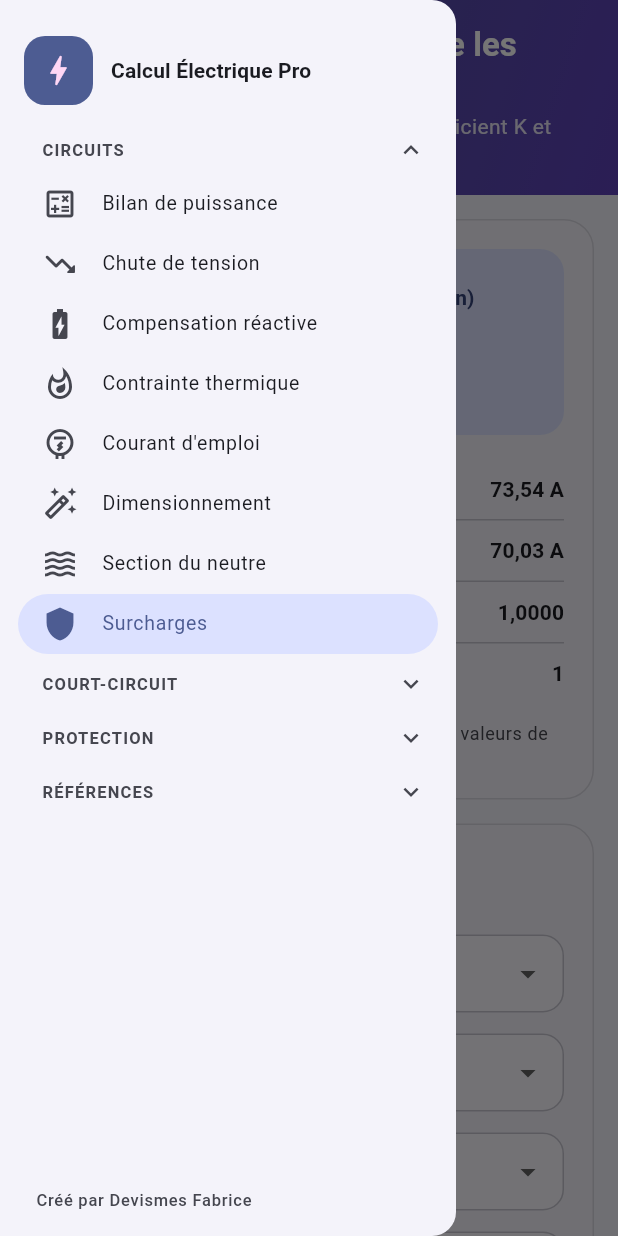
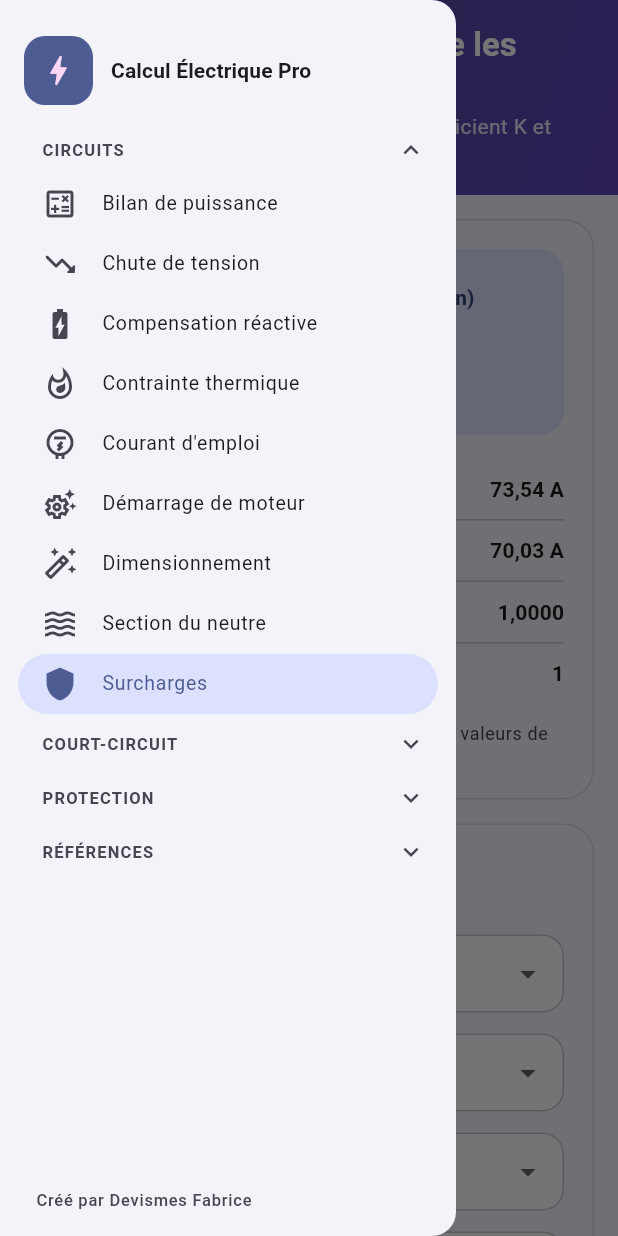
Before and after one commit to Coldwar-49/calcul_electrique_pro, a Flutter app: the screen it shows after launch, after a tap on the "menu" icon, on a phone screen of 412 x 824 dp. Run offline on Flutter 3.47's test engine with Material 3 defaults, Android fonts, the phone set to English and light mode, and no system bars; our stand-ins replace flutter_riverpod.

Commit message:
Norme 2024 : tableau 53.1 (TT), écran Démarrage de moteur (tableaux 55.3 et 55.4)
Co-Authored-By: Claude Sonnet 5.5 <noreply@anthropic.com>

```diff
--- /dev/null
+++ b/lib/core/calculs/demarrage_moteur.dart
@@ -0,0 +1,107 @@
+/// Démarrage des moteurs : intensité maximale de démarrage (tableau 55.3) et
+/// puissance maximale des moteurs alimentés directement (tableau 55.4),
+/// NF C 15-100-1 (2024-08), partie 5-55.
+///
+/// Les lignes sont les deux catégories du tableau : locaux d'habitation
+/// (branchement à puissance limitée) et autres locaux (branchement à puissance
+/// surveillée). L'intitulé exact des lignes n'a pas pu être extrait du PDF :
+/// à relire (voir docs/changements_nfc15100.md).
+library;
+
+enum AlimentationMoteur {
+  monophase('Monophasé 230 V'),
+  triphase('Triphasé 400 V');
+
+  const AlimentationMoteur(this.libelle);
+  final String libelle;
+}
+
+enum LocalMoteur {
+  habitation('Locaux d\'habitation (branchement à puissance limitée)'),
+  autres('Autres locaux (branchement à puissance surveillée)');
+
+  const LocalMoteur(this.libelle);
+  final String libelle;
+}
+
+enum ReseauMoteur {
+  aerien('Réseau aérien'),
+  souterrain('Réseau souterrain');
+
+  const ReseauMoteur(this.libelle);
+  final String libelle;
+}
+
+enum ModeDemarrage {
+  direct('Démarrage direct à pleine puissance'),
+  autre('Autre mode de démarrage');
+
+  const ModeDemarrage(this.libelle);
+  final String libelle;
+}
+
+/// Intensité maximale de démarrage (A), tableau 55.3.
+double intensiteDemarrageMax(
+  AlimentationMoteur alimentation,
+  LocalMoteur local,
+  ReseauMoteur reseau,
+) {
+  final mono = alimentation == AlimentationMoteur.monophase;
+  if (local == LocalMoteur.habitation) return mono ? 45 : 60;
+  final aerien = reseau == ReseauMoteur.aerien;
+  return mono ? (aerien ? 100 : 200) : (aerien ? 125 : 250);
+}
+
+/// Puissance maximale (kVA) d'un moteur alimenté directement, tableau 55.4.
+/// En monophasé, [mode] est sans effet.
+double puissanceMoteurMax(
+  AlimentationMoteur alimentation,
+  LocalMoteur local,
+  ReseauMoteur reseau,
+  ModeDemarrage mode,
+) {
+  final mono = alimentation == AlimentationMoteur.monophase;
+  if (local == LocalMoteur.habitation) {
+    return mono ? 1.4 : (mode == ModeDemarrage.direct ? 5.5 : 11);
+  }
+  final aerien = reseau == ReseauMoteur.aerien;
+  if (mono) return aerien ? 3 : 5.5;
+  return mode == ModeDemarrage.direct
+      ? (aerien ? 11 : 22)
+      : (aerien ? 22 : 45);
+}
+
+class ResultatDemarrage {
+  const ResultatDemarrage({
+    required this.intensiteMax,
+    required this.puissanceMax,
+    this.intensiteConforme,
+    this.puissanceConforme,
+  });
+
+  final double intensiteMax;
+  final double puissanceMax;
+
+  /// null si la valeur correspondante n'est pas renseignée.
+  final bool? intensiteConforme;
+  final bool? puissanceConforme;
+}
+
+ResultatDemarrage verifierDemarrage({
+  required AlimentationMoteur alimentation,
+  required LocalMoteur local,
+  required ReseauMoteur reseau,
+  required ModeDemarrage mode,
+  double? intensiteDemarrage,
+  double? puissanceKva,
+}) {
+  final id = intensiteDemarrageMax(alimentation, local, reseau);
+  final p = puissanceMoteurMax(alimentation, local, reseau, mode);
+  return ResultatDemarrage(
+    intensiteMax: id,
+    puissanceMax: p,
+    intensiteConforme:
+        intensiteDemarrage == null ? null : intensiteDemarrage <= id,
+    puissanceConforme: puissanceKva == null ? null : puissanceKva <= p,
+  );
+}
--- /dev/null
+++ b/lib/core/donnees/tableau_53_1.dart
@@ -0,0 +1,31 @@
+/// Valeur maximale de la résistance de la prise de terre des masses selon le
+/// courant différentiel-résiduel assigné du DDR, NF C 15-100-1 (2024-08),
+/// tableau 53.1 (UL = 50 V : R = 50 / IΔn, valeurs arrondies par la norme).
+library;
+
+/// (IΔn en ampères, résistance maximale en ohms).
+const List<(double, double)> tableau531 = [
+  (20, 2.5),
+  (10, 5),
+  (5, 10),
+  (3, 17),
+  (1, 50),
+  (0.5, 100),
+  (0.3, 167),
+  (0.1, 500),
+];
+
+/// Limite pratique du tableau pour la haute sensibilité (30 mA) : la norme
+/// indique « > 500 Ω » plutôt que 1 667 Ω.
+const double resistanceHauteSensibilite = 500;
+
+/// Valeur du tableau 53.1 pour [idnAmperes], ou `null` si ce courant n'est pas
+/// une ligne du tableau. Pour 30 mA, la valeur renvoyée est la limite
+/// pratique 500 Ω (le tableau indique « > 500 »).
+double? resistanceTableau531(double idnAmperes) {
+  if ((idnAmperes - 0.03).abs() < 1e-9) return resistanceHauteSensibilite;
+  for (final (i, r) in tableau531) {
+    if ((i - idnAmperes).abs() < 1e-9) return r;
+  }
+  return null;
+}
--- a/lib/presentation/aide_champs.dart
+++ b/lib/presentation/aide_champs.dart
@@ -142,6 +142,26 @@ const Map<String, String> _aides = {
       'Tension composée entre phases, utilisée en régime IT sans neutre '
       'distribué.',
   'Tension': 'Tension d\'alimentation du récepteur ou du circuit, en volts.',
+  'Alimentation du moteur':
+      'Moteur monophasé 230 V ou triphasé 400 V : les limites du tableau '
+          'dépendent du type d\'alimentation.',
+  'Type de local':
+      'Habitation (branchement à puissance limitée) ou autres locaux '
+          '(tertiaire, industriel, agricole… avec branchement à puissance '
+          'surveillée) : les limites ne sont pas les mêmes.',
+  'Réseau de distribution':
+      'Réseau public aérien ou souterrain : un réseau souterrain, plus '
+          'robuste, admet des moteurs plus puissants et un courant de '
+          'démarrage plus élevé.',
+  'Mode de démarrage':
+      'Démarrage direct à pleine puissance, ou autre mode (étoile-triangle, '
+          'démarreur progressif, variateur…) qui limite le courant d\'appel.',
+  'Puissance du moteur (facultatif)':
+      'Puissance apparente du moteur en kVA. Vide : seule la limite est '
+          'affichée.',
+  'Intensité de démarrage (facultatif)':
+      'Courant d\'appel du moteur au démarrage, en ampères. Vide : seule la '
+          'limite est affichée.',
   'Résistivité thermique du sol':
       'Capacité du terrain à évacuer la chaleur du câble enterré, en K·m/W. '
           'Les courants admissibles du tableau 52.8H sont établis pour '
--- a/lib/presentation/screens/accueil_shell.dart
+++ b/lib/presentation/screens/accueil_shell.dart
@@ -9,6 +9,7 @@ import 'compensation_screen.dart';
 import 'contacts_indirects_screen.dart';
 import 'contrainte_thermique_screen.dart';
 import 'courant_emploi_screen.dart';
+import 'demarrage_moteur_screen.dart';
 import 'dimensionnement_screen.dart';
 import 'filiation_screen.dart';
 import 'ik_max_screen.dart';
@@ -69,6 +70,12 @@ const _groupes = [
       Icons.electric_meter_outlined,
       Icons.electric_meter,
       CourantEmploiScreen(),
+    ),
+    _Destination(
+      'Démarrage de moteur',
+      Icons.settings_suggest_outlined,
+      Icons.settings_suggest,
+      DemarrageMoteurScreen(),
     ),
     _Destination(
       'Dimensionnement',
--- /dev/null
+++ b/lib/presentation/screens/demarrage_moteur_screen.dart
@@ -0,0 +1,170 @@
+import 'package:flutter/material.dart';
+import 'package:flutter_riverpod/flutter_riverpod.dart';
+
+import '../../core/calculs/demarrage_moteur.dart';
+import '../formats.dart';
+import '../providers/demarrage_moteur_provider.dart';
+import '../widgets/carte_section.dart';
+import '../widgets/liste_deroulante.dart';
+import '../widgets/mise_en_page_calcul.dart';
+import '../widgets/panneau_resultat.dart';
+
+class DemarrageMoteurScreen extends StatelessWidget {
+  const DemarrageMoteurScreen({super.key});
+
+  @override
+  Widget build(BuildContext context) {
+    return const MiseEnPageCalcul(
+      titre: 'Démarrage de moteur',
+      sousTitre:
+          'Intensité de démarrage et puissance maximales (tableaux 55.3 et 55.4)',
+      icone: Icons.settings_suggest_outlined,
+      formulaire: _Formulaire(),
+      resultat: _Resultat(),
+    );
+  }
+}
+
+class _Formulaire extends ConsumerWidget {
+  const _Formulaire();
+
+  @override
+  Widget build(BuildContext context, WidgetRef ref) {
+    final e = ref.watch(demarrageEntreeProvider);
+    final n = ref.read(demarrageEntreeProvider.notifier);
+    final tri = e.alimentation == AlimentationMoteur.triphase;
+    return CarteSection(
+      titre: 'Moteur et alimentation',
+      icone: Icons.settings_suggest_outlined,
+      child: GrilleChamps(children: [
+        ListeDeroulante<AlimentationMoteur>(
+          label: 'Alimentation du moteur',
+          valeur: e.alimentation,
+          options: {for (final a in AlimentationMoteur.values) a: a.libelle},
+          onChanged: (v) => n.modifier((x) => x.copyWith(alimentation: v)),
+        ),
+        ListeDeroulante<LocalMoteur>(
+          label: 'Type de local',
+          valeur: e.local,
+          options: {for (final l in LocalMoteur.values) l: l.libelle},
+          onChanged: (v) => n.modifier((x) => x.copyWith(local: v)),
+        ),
+        ListeDeroulante<ReseauMoteur>(
+          label: 'Réseau de distribution',
+          valeur: e.reseau,
+          options: {for (final r in ReseauMoteur.values) r: r.libelle},
+          onChanged: (v) => n.modifier((x) => x.copyWith(reseau: v)),
+        ),
+        if (tri)
+          ListeDeroulante<ModeDemarrage>(
+            label: 'Mode de démarrage',
+            valeur: e.mode,
+            options: {for (final m in ModeDemarrage.values) m: m.libelle},
+            onChanged: (v) => n.modifier((x) => x.copyWith(mode: v)),
+          ),
+        _ChampFacultatif(
+          cle: const ValueKey('dm-p'),
+          label: 'Puissance du moteur (facultatif)',
+          suffixe: 'kVA',
+          valeur: e.puissanceKva,
+          onChange: (v) => n.modifier((x) => v == null
+              ? x.copyWith(effacerPuissance: true)
+              : x.copyWith(puissanceKva: v)),
+        ),
+        _ChampFacultatif(
+          cle: const ValueKey('dm-id'),
+          label: 'Intensité de démarrage (facultatif)',
+          suffixe: 'A',
+          valeur: e.intensite,
+          onChange: (v) => n.modifier((x) => v == null
+              ? x.copyWith(effacerIntensite: true)
+              : x.copyWith(intensite: v)),
+        ),
+      ]),
+    );
+  }
+}
+
+/// Champ numérique facultatif : vide = pas de vérification.
+class _ChampFacultatif extends StatelessWidget {
+  const _ChampFacultatif({
+    required this.cle,
+    required this.label,
+    required this.suffixe,
+    required this.valeur,
+    required this.onChange,
+  });
+
+  final Key cle;
+  final String label;
+  final String suffixe;
+  final double? valeur;
+  final ValueChanged<double?> onChange;
+
+  @override
+  Widget build(BuildContext context) {
+    return TextFormField(
+      key: cle,
+      initialValue: valeur == null ? '' : fmtCompact(valeur!),
+      keyboardType: const TextInputType.numberWithOptions(decimal: true),
+      decoration: InputDecoration(
+        labelText: label,
+        suffixText: suffixe,
+        helperText: 'Vide : seules les limites sont affichées.',
+      ),
+      onChanged: (t) {
+        final v = double.tryParse(t.trim().replaceAll(',', '.'));
+        onChange(v != null && v >= 0 ? v : null);
+      },
+    );
+  }
+}
+
+class _Resultat extends ConsumerWidget {
+  const _Resultat();
+
+  @override
+  Widget build(BuildContext context, WidgetRef ref) {
+    final r = ref.watch(demarrageResultatProvider);
+    final e = ref.watch(demarrageEntreeProvider);
+    final ok = (r.intensiteConforme ?? true) && (r.puissanceConforme ?? true);
+    final renseigne =
+        r.intensiteConforme != null || r.puissanceConforme != null;
+    final depasse = [
+      if (r.intensiteConforme == false) 'intensité de démarrage',
+      if (r.puissanceConforme == false) 'puissance du moteur',
+    ].join(' et ');
+    return PanneauResultat(
+      libelle: 'Intensité de démarrage maximale',
+      valeur: fmtCompact(r.intensiteMax),
+      unite: 'A',
+      statut: !renseigne
+          ? StatutResultat.neutre
+          : ok
+              ? StatutResultat.conforme
+              : StatutResultat.nonConforme,
+      messageStatut: !renseigne
+          ? null
+          : ok
+              ? 'Conforme aux limites du tableau'
+              : 'Limite dépassée : $depasse',
+      details: [
+        LigneDetail('Puissance maximale du moteur',
+            '${fmtCompact(r.puissanceMax)} kVA'),
+        if (e.puissanceKva != null)
+          LigneDetail(
+              'Puissance saisie',
+              '${fmtCompact(e.puissanceKva!)} kVA — '
+                  '${r.puissanceConforme! ? 'conforme' : 'trop élevée'}'),
+        if (e.intensite != null)
+          LigneDetail(
+              'Intensité saisie',
+              '${fmtCompact(e.intensite!)} A — '
+                  '${r.intensiteConforme! ? 'conforme' : 'trop élevée'}'),
+      ],
+      pied: 'NF C 15-100-1 (2024), tableaux 55.3 (intensité) et 55.4 '
+          '(puissance des moteurs alimentés directement). Intitulé exact des '
+          'lignes du tableau à relire dans la norme.',
+    );
+  }
+}
--- a/lib/presentation/screens/protection_tt_screen.dart
+++ b/lib/presentation/screens/protection_tt_screen.dart
@@ -2,6 +2,7 @@ import 'package:flutter/material.dart';
 import 'package:flutter_riverpod/flutter_riverpod.dart';
 
 import '../../core/calculs/protection_tt.dart';
+import '../../core/donnees/tableau_53_1.dart';
 import '../../core/donnees/temps_coupure.dart';
 import '../formats.dart';
 import '../providers/protection_tt_provider.dart';
@@ -103,6 +104,10 @@ class _Resultat extends ConsumerWidget {
     final e = ref.watch(protectionTTEntreeProvider);
     final c = r.conforme;
     final tCoupure = tempsCoupureMax(e.u0, SchemaTemps.tt);
+    // Tableau 53.1 : valeurs arrondies de la norme (UL = 50 V seulement).
+    final r531 = e.limite == TensionLimite.v50
+        ? resistanceTableau531(e.sensibiliteMa / 1000)
+        : null;
     return PanneauResultat(
       libelle: 'Résistance de terre maximale Ra',
       valeur: fmt(r.resistanceMax),
@@ -119,6 +124,12 @@ class _Resultat extends ConsumerWidget {
               : 'Non conforme : Ra × IΔn = ${fmt(r.tensionDeContact!)} V '
                   '> ${fmtCompact(e.limite.volts)} V',
       details: [
+        if (r531 != null)
+          LigneDetail(
+              'Tableau 53.1',
+              e.sensibiliteMa == 30
+                  ? '> ${fmtCompact(r531)} Ω'
+                  : '${fmtCompact(r531)} Ω'),
         if (tCoupure != null)
           LigneDetail('Temps de coupure maximal (tableau 41.1, TT)',
               '${fmtCompact(tCoupure)} s'),
```
Also changed, not shown: lib/presentation/providers/demarrage_moteur_provider.dart (added, +66 -0 lines), 3 other files.
